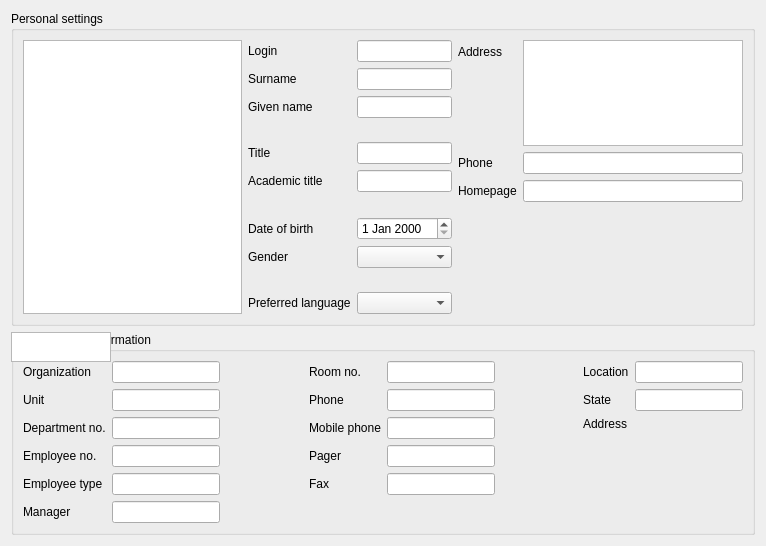
Before: the Qt Designer form agent/src/clacks/agent/data/templates/default/user.ui in gonicus/clacks, drawn with Qt 5.
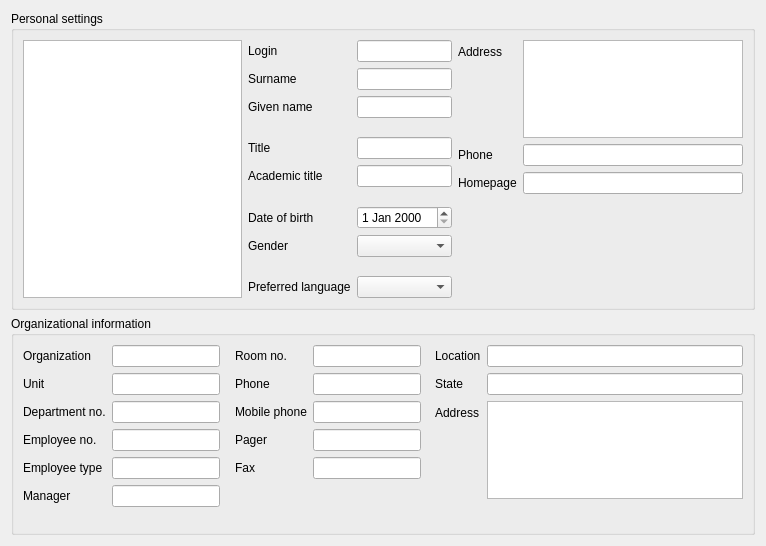
After: the same form once the commit is applied. Icons and pictures are not drawn.

```diff
--- a/agent/src/clacks/agent/data/templates/default/user.ui
+++ b/agent/src/clacks/agent/data/templates/default/user.ui
@@ -352,6 +352,9 @@
           </item>
           <item>
            <layout class="QFormLayout" name="formLayout_4">
+            <property name="fieldGrowthPolicy">
+             <enum>QFormLayout::ExpandingFieldsGrow</enum>
+            </property>
             <item row="0" column="0">
              <widget class="QLabel" name="roomNumberLabel">
               <property name="text">
@@ -402,6 +405,19 @@
             <item row="4" column="1">
              <widget class="QLineEdit" name="facsimileTelephoneNumberEdit"/>
             </item>
+            <item row="5" column="1">
+             <spacer name="verticalSpacer_5">
+              <property name="orientation">
+               <enum>Qt::Vertical</enum>
+              </property>
+              <property name="sizeHint" stdset="0">
+               <size>
+                <width>20</width>
+                <height>40</height>
+               </size>
+              </property>
+             </spacer>
+            </item>
            </layout>
           </item>
           <item>
@@ -419,6 +435,9 @@
           </item>
           <item>
            <layout class="QFormLayout" name="formLayout_5">
+            <property name="fieldGrowthPolicy">
+             <enum>QFormLayout::ExpandingFieldsGrow</enum>
+            </property>
             <item row="0" column="0">
              <widget class="QLabel" name="lLabel">
               <property name="text">
@@ -439,15 +458,41 @@
             <item row="2" column="1">
              <widget class="QLineEdit" name="stEdit"/>
             </item>
-            <item row="4" column="0" colspan="2">
+            <item row="3" column="0">
              <widget class="QLabel" name="postalAddressLabel">
               <property name="text">
                <string>Address</string>
               </property>
              </widget>
             </item>
+            <item row="3" column="1">
+             <widget class="QPlainTextEdit" name="postalAddressEdit">
+              <property name="minimumSize">
+               <size>
+                <width>0</width>
+                <height>60</height>
+               </size>
+              </property>
+              <property name="maximumSize">
+               <size>
+                <width>16777215</width>
+                <height>120</height>
+               </size>
+              </property>
+             </widget>
+            </item>
             <item row="4" column="1">
-             <widget class="QPlainTextEdit" name="postalAddressEdit"/>
+             <spacer name="verticalSpacer_6">
+              <property name="orientation">
+               <enum>Qt::Vertical</enum>
+              </property>
+              <property name="sizeHint" stdset="0">
+               <size>
+                <width>20</width>
+                <height>40</height>
+               </size>
+              </property>
+             </spacer>
             </item>
            </layout>
           </item>
```
Left out of the diff: 58 changed lines with no effect on the pictures.
